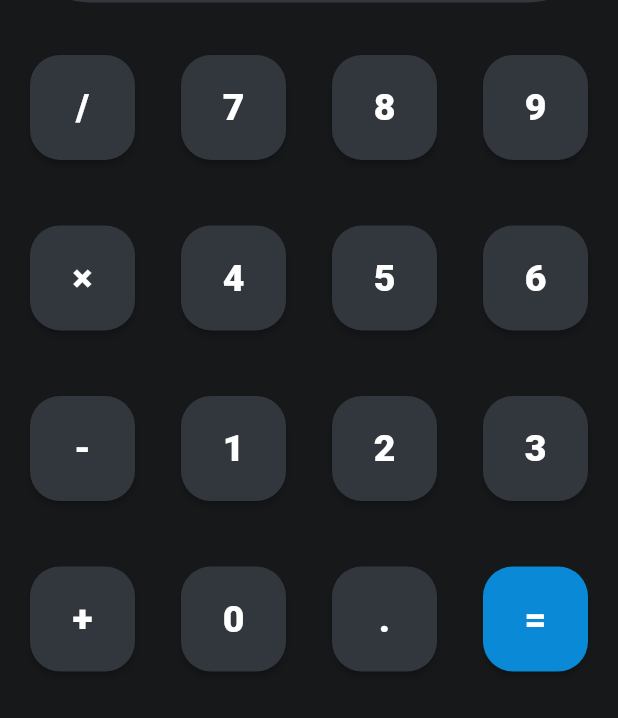
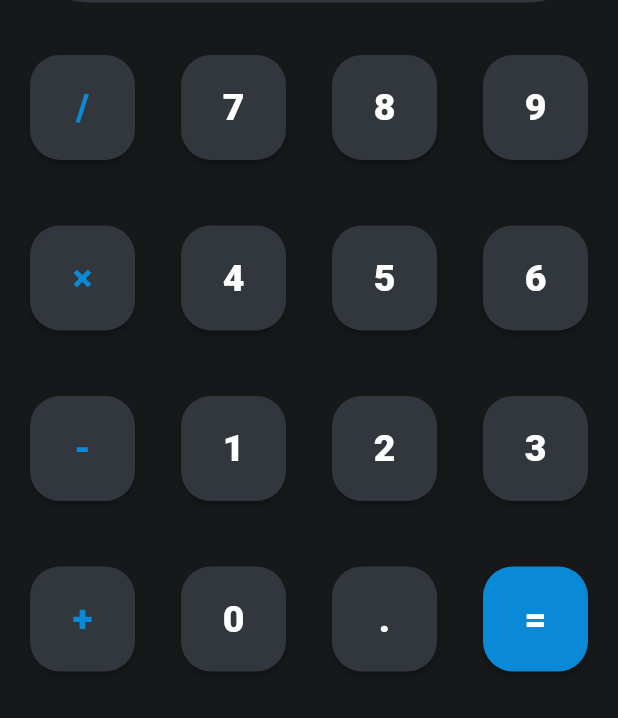
Before and after one commit to niftytyro/flutter-calculator, a Flutter app: the screen it shows after launch, on a phone screen of 412 x 824 dp. Shown: the part 364-1082 px from the top of the screen. Run offline on Flutter 3.47's test engine with Material 2 defaults, Android fonts, the phone set to English and light mode, and no system bars.

Commit message:
Make operator buttons distinct

```diff
--- a/lib/constants.dart
+++ b/lib/constants.dart
@@ -2,8 +2,7 @@ import 'package:flutter/material.dart';
 
 const Color kPrimaryBackground = Color(0xFF17181A);
 const Color kSecondaryBackground = Color(0xFF32373D);
-const Color kPrimaryAccent1 = Color(0xFF0A89D6);
-const Color kPrimaryAccent2 = Color(0xFF005998);
+const Color kPrimaryAccent = Color(0xFF0A89D6);
 
 const Color kClearButtonColor = Colors.red;
 
@@ -11,6 +10,8 @@ const TextStyle kButtonTextStyle =
     TextStyle(fontWeight: FontWeight.w900, fontSize: 25.0);
 const TextStyle kButtonTextColorStyle =
     TextStyle(fontWeight: FontWeight.w900, fontSize: 25.0, color: Colors.red);
+const TextStyle kButtonSymbolColorStyle = TextStyle(
+    fontWeight: FontWeight.w900, fontSize: 25.0, color: kPrimaryAccent);
 const TextStyle kOutputStyle =
     TextStyle(fontWeight: FontWeight.w900, fontSize: 45.0);
 const TextStyle kOperatorStyle =
--- a/lib/main.dart
+++ b/lib/main.dart
@@ -79,6 +79,7 @@ class _CalculatorScreenState extends State<CalculatorScreen> {
                             _outputText = brain.setOperator('/');
                           });
                         },
+                        style: kButtonSymbolColorStyle,
                       ),
                       CalculatorButton(
                         value: '7',
@@ -120,6 +121,7 @@ class _CalculatorScreenState extends State<CalculatorScreen> {
                             _outputText = brain.setOperator('×');
                           });
                         },
+                        style: kButtonSymbolColorStyle,
                       ),
                       CalculatorButton(
                         value: '4',
@@ -161,6 +163,7 @@ class _CalculatorScreenState extends State<CalculatorScreen> {
                             _outputText = brain.setOperator('-');
                           });
                         },
+                        style: kButtonSymbolColorStyle,
                       ),
                       CalculatorButton(
                         value: '1',
@@ -203,6 +206,7 @@ class _CalculatorScreenState extends State<CalculatorScreen> {
                             print(_outputText);
                           });
                         },
+                        style: kButtonSymbolColorStyle,
                       ),
                       CalculatorButton(
                         value: '0',
@@ -225,7 +229,7 @@ class _CalculatorScreenState extends State<CalculatorScreen> {
                       CalculatorButton(
                         value: '=',
                         brain: brain,
-                        background: kPrimaryAccent1,
+                        background: kPrimaryAccent,
                         onPress: () {
                           setState(() {
                             _outputText = brain.getValue();
@@ -307,12 +311,13 @@ class CalculatorButton extends StatelessWidget {
   final Calculator brain;
   final Color background;
   final Function onPress;
+  final TextStyle style;
 
   CalculatorButton(
       {@required this.value,
       this.brain,
       this.onPress,
-      this.background = kSecondaryBackground});
+      this.background = kSecondaryBackground, this.style = kButtonTextStyle});
 
   @override
   Widget build(BuildContext context) {
@@ -322,7 +327,7 @@ class CalculatorButton extends StatelessWidget {
       fillColor: this.background,
       child: Text(
         value,
-        style: kButtonTextStyle,
+        style: style,
       ),
       shape: RoundedRectangleBorder(borderRadius: BorderRadius.circular(20.0)),
     );
```
